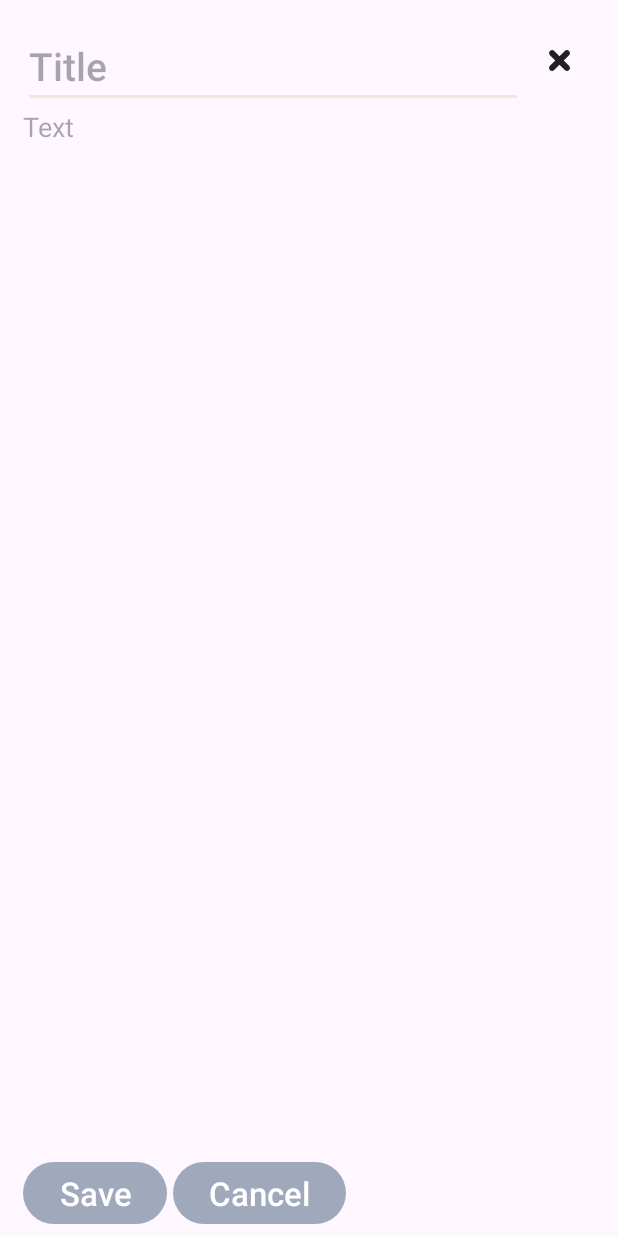
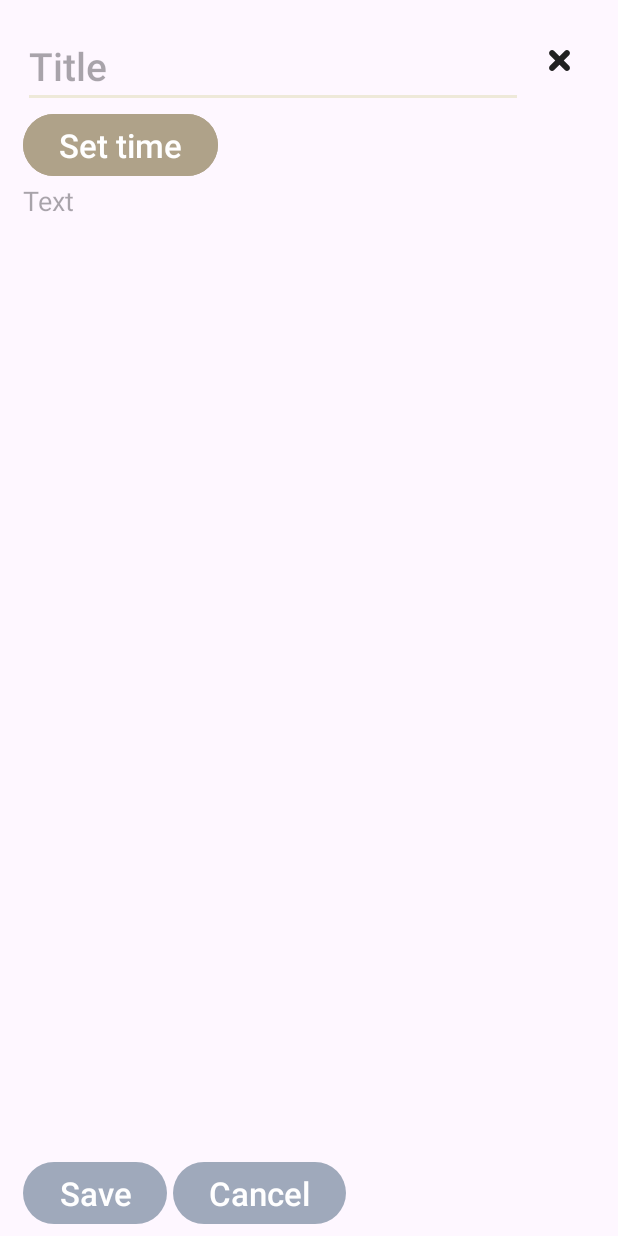
Before and after one commit to fresh-ops/E-Note, an Android app: the screen it shows after launch (NoteEditActivity before the commit, TaskEditActivity after it), after a tap on "Add note", on a phone screen of 412 x 824 dp. Run offline under Robolectric (Android 15) with nearby library versions, the phone set to English and light mode, and no system bars; our stand-ins replace navigation-ui.

Commit message:
Implemented tasks

```diff
--- a/app/src/main/AndroidManifest.xml
+++ b/app/src/main/AndroidManifest.xml
@@ -13,6 +13,9 @@
         android:theme="@style/Theme.ENote"
         tools:targetApi="31">
         <activity
+            android:name=".TaskEditActivity"
+            android:exported="false" />
+        <activity
             android:name=".NoteEditActivity"
             android:exported="false" />
         <activity
--- a/app/src/main/java/com/fresh/e_note/MainActivity.java
+++ b/app/src/main/java/com/fresh/e_note/MainActivity.java
@@ -56,14 +56,17 @@ public class MainActivity extends AppCompatActivity implements View.OnClickListe
 
     @Override
     public void onClick(View v) {
+        Intent intent = null;
         switch (getCurrentFragmentInd()) {
             case SCHEDULE_FRAGMENT_IND:
             case TASKS_FRAGMENT_IND:
+                intent = new Intent(this, TaskEditActivity.class);
+                break;
             case NOTES_FRAGMENT_IND:
-                Intent intent = new Intent(this, NoteEditActivity.class);
-                startActivity(intent);
+                intent = new Intent(this, NoteEditActivity.class);
                 break;
         }
+        startActivity(intent);
     }
 
     private int getCurrentFragmentInd() {
--- a/app/src/main/java/com/fresh/e_note/NoteEditActivity.java
+++ b/app/src/main/java/com/fresh/e_note/NoteEditActivity.java
@@ -29,13 +29,12 @@ public class NoteEditActivity extends AppCompatActivity  implements View.OnClick
             note = (Note) arguments.getSerializable(Note.class.getSimpleName());
         }
         ((EditText) findViewById(R.id.note_edit_title)).setText(note.getTitle());
-        ((EditText) findViewById(R.id.note_edit_text)).setText(note.getText());
+        ((EditText) findViewById(R.id.task_edit_text)).setText(note.getText());
 
     }
 
     @Override
     public void onClick(View view) {
-        System.out.println("finish");
         int id = view.getId();
         if (id == R.id.note_edit_close || id == R.id.btn_cancel) {
             finish();
@@ -55,7 +54,7 @@ public class NoteEditActivity extends AppCompatActivity  implements View.OnClick
 
     private void fetchData() {
         EditText noteTitle = findViewById(R.id.note_edit_title);
-        EditText noteText = findViewById(R.id.note_edit_text);
+        EditText noteText = findViewById(R.id.task_edit_text);
 
         note.setTitle(noteTitle.getText().toString());
         note.setText(noteText.getText().toString());
--- /dev/null
+++ b/app/src/main/java/com/fresh/e_note/TaskEditActivity.java
@@ -0,0 +1,84 @@
+package com.fresh.e_note;
+
+import androidx.appcompat.app.AppCompatActivity;
+
+import android.app.TimePickerDialog;
+import android.os.Bundle;
+import android.view.View;
+import android.widget.Button;
+import android.widget.EditText;
+import android.widget.TextView;
+import android.widget.TimePicker;
+
+import com.fresh.e_note.models.Clock;
+import com.fresh.e_note.models.Task;
+import com.fresh.e_note.viewmodels.DataBaseManager;
+
+public class TaskEditActivity extends AppCompatActivity implements View.OnClickListener {
+
+    private Task task;
+    private Clock start;
+
+    @Override
+    protected void onCreate(Bundle savedInstanceState) {
+        super.onCreate(savedInstanceState);
+        setContentView(R.layout.activity_task_edit);
+
+        findViewById(R.id.btn_save).setOnClickListener(this);
+        findViewById(R.id.btn_cancel).setOnClickListener(this);
+        findViewById(R.id.task_edit_close).setOnClickListener(this);
+        findViewById(R.id.task_set_time).setOnClickListener(this);
+
+        Bundle arguments = getIntent().getExtras();
+        if (arguments == null) {
+            task = new Task(-1);
+            start = new Clock(0, 0);
+        }
+        else {
+            task = (Task) arguments.getSerializable(Task.class.getSimpleName());
+            start = task.getStart();
+            ((TextView) findViewById(R.id.task_edit_title)).setText(task.getTitle());
+            ((TextView) findViewById(R.id.task_edit_text)).setText(task.getText());
+            ((Button) findViewById(R.id.task_set_time)).setText(task.getStart().toString());
+        }
+    }
+
+    @Override
+    public void onClick(View view) {
+        int id = view.getId();
+        if (id == R.id.task_edit_close || id == R.id.btn_cancel) {
+            finish();
+        }
+        else if (id == R.id.btn_save) {
+            fetchData();
+            DataBaseManager db = new DataBaseManager(this);
+            if (task.getID() == -1) {
+                db.addNote(task);
+            }
+            else {
+                db.updateNote(task);
+            }
+            finish();
+        }
+        else if (id == R.id.task_set_time) {
+            TimePickerDialog.OnTimeSetListener listener = (view1, hourOfDay, minute) -> {
+                start.setHours(hourOfDay);
+                start.setMinutes(minute);
+                ((Button) findViewById(R.id.task_set_time)).setText(start.toString());
+            };
+
+            TimePickerDialog timePicker = new TimePickerDialog(this, listener, start.getHours(), start.getMinutes(), true);
+            timePicker.setTitle(R.string.set_time);
+            timePicker.show();
+        }
+    }
+
+    private void fetchData() {
+        EditText taskTitle = findViewById(R.id.task_edit_title);
+        EditText taskText = findViewById(R.id.task_edit_text);
+
+        task.setTitle(taskTitle.getText().toString());
+        task.setText(taskText.getText().toString());
+        task.setStart(start);
+    }
+}
--- a/app/src/main/java/com/fresh/e_note/fragments/notes_fragment/NotesFragment.java
+++ b/app/src/main/java/com/fresh/e_note/fragments/notes_fragment/NotesFragment.java
@@ -39,7 +39,7 @@ public class NotesFragment extends Fragment {
         dataBaseManager = new DataBaseManager(getActivity());
         fetchData();
         adapter = new NotesAdapter(getActivity(), noteList);
-        RecyclerView recyclerView = view.findViewById(R.id.recycleView);
+        RecyclerView recyclerView = view.findViewById(R.id.note_recycler_view);
 
         recyclerView.setLayoutManager(new LinearLayoutManager(getContext()));
         recyclerView.setAdapter(adapter);
@@ -84,7 +84,7 @@ public class NotesFragment extends Fragment {
 
         if (cursor == null || cursor.getCount() == 0) return;
         while (cursor.moveToNext()) {
-            int id = Integer.parseInt(cursor.getString(0));
+            int id = cursor.getInt(0);
             String title = cursor.getString(1);
             String text = cursor.getString(2);
             noteList.add(new Note(id, title, text));
--- /dev/null
+++ b/app/src/main/java/com/fresh/e_note/models/Clock.java
@@ -0,0 +1,56 @@
+package com.fresh.e_note.models;
+
+import androidx.annotation.NonNull;
+
+import java.io.Serializable;
+
+/**
+ * Special class to contain time in 24h format
+ */
+public class Clock implements Serializable {
+    private int hours;
+    private int minutes;
+
+    public Clock(String time) {
+        if (time.length() == 5) {
+            String[] timeParsed = time.split(":");
+            this.hours = Integer.parseInt(timeParsed[0]);
+            this.minutes = Integer.parseInt(timeParsed[1]);
+        }
+        else {
+            hours = 0;
+            minutes = 0;
+        }
+    }
+
+    public Clock(int hours, int minutes) {
+        assert(hours < 24);
+        assert(hours >= 0);
+        this.hours = hours;
+        assert(minutes < 60);
+        assert(minutes >= 0);
+        this.minutes = minutes;
+    }
+
+    public int getHours() {
+        return hours;
+    }
+
+    public void setHours(int hours) {
+        this.hours = hours;
+    }
+
+    public int getMinutes() {
+        return minutes;
+    }
+
+    public void setMinutes(int minutes) {
+        this.minutes = minutes;
+    }
+
+    @NonNull
+    @Override
+    public String toString() {
+        return String.format("%02d:%02d", hours, minutes);
+    }
+}
--- /dev/null
+++ b/app/src/main/java/com/fresh/e_note/models/Task.java
@@ -0,0 +1,39 @@
+package com.fresh.e_note.models;
+
+/**
+ * Task class extends {@link Note} class.
+ * It has special field start that contains start time of task
+ */
+public class Task extends Note {
+    private Clock start;
+
+    public Task(int id) {
+        this(id, "");
+    }
+
+    public Task(int id, String title) {
+        this(id, title, "");
+    }
+
+    public Task(int id, String title, String text) {
+        this(id, title, text, null);
+    }
+
+    public Task(int id, String title, String text, Clock start) {
+        super(id, title, text);
+        this.start = start;
+    }
+
+    public Clock getStart() {
+        return start;
+    }
+
+    public void setStart(Clock start) {
+        this.start = start;
+    }
+
+    @Override
+    public int getType() {
+        return TASK_TYPE;
+    }
+}
--- a/app/src/main/res/layout/activity_note_edit.xml
+++ b/app/src/main/res/layout/activity_note_edit.xml
@@ -17,7 +17,7 @@
         app:layout_constraintEnd_toEndOf="parent"
         app:layout_constraintStart_toStartOf="parent"
         app:layout_constraintTop_toTopOf="parent"
-        app:layout_constraintBottom_toTopOf="@id/note_edit_text">
+        app:layout_constraintBottom_toTopOf="@id/task_edit_text">
 
         <EditText
             android:id="@+id/note_edit_title"
@@ -44,7 +44,7 @@
     </LinearLayout>
 
     <EditText
-        android:id="@+id/note_edit_text"
+        android:id="@+id/task_edit_text"
         android:layout_width="match_parent"
         android:layout_height="0dp"
         android:gravity="top"
@@ -69,6 +69,6 @@
         app:layout_constraintBottom_toBottomOf="parent"
         app:layout_constraintEnd_toEndOf="parent"
         app:layout_constraintStart_toStartOf="parent"
-        app:layout_constraintTop_toBottomOf="@id/note_edit_text" />
+        app:layout_constraintTop_toBottomOf="@id/task_edit_text" />
 
 </androidx.constraintlayout.widget.ConstraintLayout>
--- /dev/null
+++ b/app/src/main/res/layout/activity_task_edit.xml
@@ -0,0 +1,91 @@
+<?xml version="1.0" encoding="utf-8"?>
+<androidx.constraintlayout.widget.ConstraintLayout xmlns:android="http://schemas.android.com/apk/res/android"
+    xmlns:app="http://schemas.android.com/apk/res-auto"
+    xmlns:tools="http://schemas.android.com/tools"
+    android:layout_width="match_parent"
+    android:layout_height="match_parent"
+    tools:context=".TaskEditActivity"
+    android:paddingTop="16dp"
+    android:paddingHorizontal="15dp">
+
+    <LinearLayout
+        android:id="@+id/head"
+        android:layout_width="match_parent"
+        android:layout_height="wrap_content"
+        android:orientation="vertical"
+        app:layout_constraintTop_toTopOf="parent"
+        app:layout_constraintBottom_toTopOf="@id/task_edit_text"
+        app:layout_constraintStart_toStartOf="parent"
+        app:layout_constraintEnd_toEndOf="parent">
+
+        <LinearLayout
+            android:layout_width="match_parent"
+            android:layout_height="wrap_content"
+            android:orientation="horizontal">
+
+            <EditText
+                android:id="@+id/task_edit_title"
+                android:layout_width="0dp"
+                android:layout_height="wrap_content"
+                android:layout_gravity="center_vertical"
+                android:layout_weight="9"
+                android:autofillHints=""
+                android:hint="@string/title"
+                android:inputType="text"
+                android:textAppearance="@style/TextAppearance.Large.Header2"
+                android:gravity="top"
+                tools:text="Title" />
+
+            <ImageButton
+                android:id="@+id/task_edit_close"
+                android:layout_width="48dp"
+                android:layout_height="48dp"
+                android:layout_gravity="top|end"
+                android:background="@null"
+                android:contentDescription="@string/close_note_edit"
+                android:src="@drawable/ic_close"
+                app:tint="@color/FABIcon" />
+
+        </LinearLayout>
+
+        <Button
+            android:id="@+id/task_set_time"
+            android:layout_width="wrap_content"
+            android:layout_height="wrap_content"
+            android:minHeight="48dp"
+            android:backgroundTint="@color/secondaryDarker"
+            android:text="@string/set_time"
+            android:textAppearance="@style/TextAppearance.Large.Header3"/>
+
+    </LinearLayout>
+
+    <EditText
+        android:id="@+id/task_edit_text"
+        android:layout_width="match_parent"
+        android:layout_height="0dp"
+        android:gravity="top"
+        tools:text="Text"
+        android:hint="@string/text"
+        android:textAppearance="@style/TextAppearance.Medium.PlainText"
+        android:inputType="textMultiLine"
+        android:background="@null"
+        android:autofillHints=""
+        app:layout_constraintBottom_toTopOf="@id/bottom_bar"
+        app:layout_constraintEnd_toEndOf="parent"
+        app:layout_constraintStart_toStartOf="parent"
+        app:layout_constraintTop_toBottomOf="@id/head" />
+
+
+    <include
+        android:id="@+id/bottom_bar"
+        layout="@layout/bottom_bar"
+        android:layout_width="match_parent"
+        android:layout_height="wrap_content"
+        android:layout_gravity="bottom"
+        app:layout_constraintBottom_toBottomOf="parent"
+        app:layout_constraintEnd_toEndOf="parent"
+        app:layout_constraintStart_toStartOf="parent"
+        app:layout_constraintTop_toBottomOf="@id/task_edit_text" />
+
+
+</androidx.constraintlayout.widget.ConstraintLayout>
--- a/app/src/main/res/layout/fragment_notes.xml
+++ b/app/src/main/res/layout/fragment_notes.xml
@@ -13,9 +13,10 @@
 
         <!--RecyclerView-->
         <androidx.recyclerview.widget.RecyclerView
-            android:id="@+id/recycleView"
+            android:id="@+id/note_recycler_view"
             android:layout_width="match_parent"
-            android:layout_height="match_parent"/>
+            android:layout_height="match_parent"
+            tools:listitem="@layout/notes_items_list"/>
 
     </LinearLayout>
 
--- a/app/src/main/res/values/strings.xml
+++ b/app/src/main/res/values/strings.xml
@@ -15,4 +15,5 @@
     <string name="add_note">Add note</string>
     <string name="delete">Delete</string>
     <string name="edit">Edit</string>
+    <string name="set_time">Set time</string>
 </resources>
```
Also changed, not shown: app/src/main/java/com/fresh/e_note/fragments/tasks_fragment/TasksFragment.java (+86 -45 lines), app/src/main/java/com/fresh/e_note/viewmodels/DataBaseManager.java (+42 -12 lines), app/src/main/java/com/fresh/e_note/viewmodels/NotesAdapter.java (+54 -6 lines), app/src/main/res/layout/fragment_tasks.xml (+16 -7 lines), app/src/main/res/layout/task_items_list.xml (added, +58 -0 lines).
